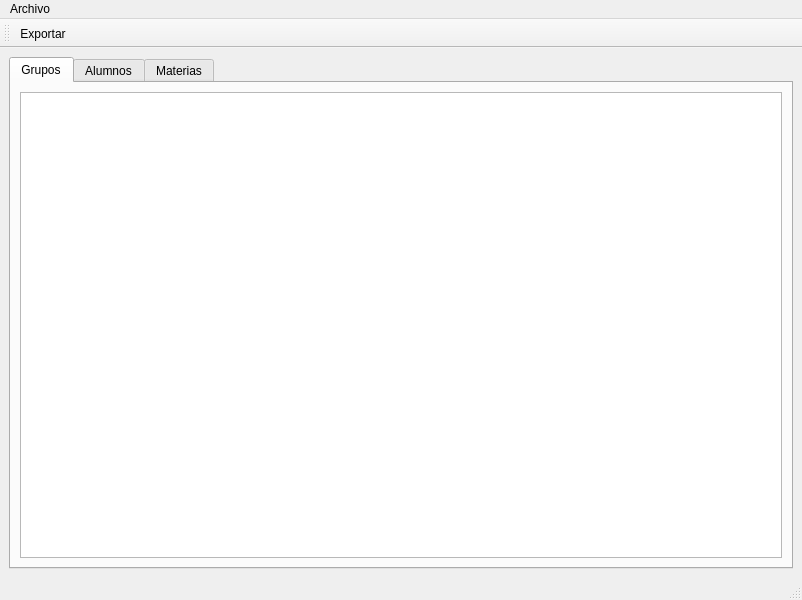
064xp/plano-pub, file src/modules/GUI/UIBase/ResultadosForm.ui: the form before one commit.
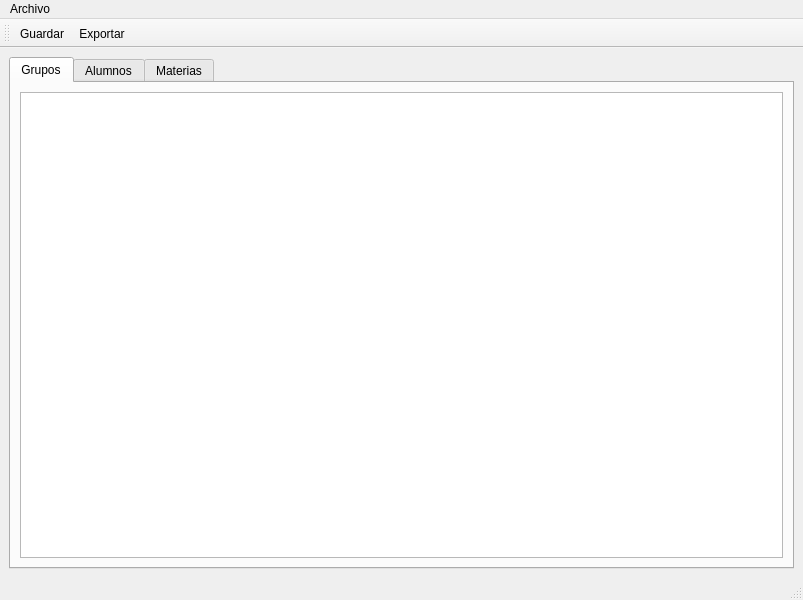
The form after the commit.

Commit message: Opcion para guardar analisis en archivo (sqlite).

```diff
--- a/src/modules/GUI/UIBase/ResultadosForm.ui
+++ b/src/modules/GUI/UIBase/ResultadosForm.ui
@@ -6,7 +6,7 @@
    <rect>
     <x>0</x>
     <y>0</y>
-    <width>802</width>
+    <width>803</width>
     <height>600</height>
    </rect>
   </property>
@@ -77,7 +77,7 @@
     <rect>
      <x>0</x>
      <y>0</y>
-     <width>802</width>
+     <width>803</width>
      <height>25</height>
     </rect>
    </property>
@@ -100,6 +100,7 @@
    <attribute name="toolBarBreak">
     <bool>false</bool>
    </attribute>
+   <addaction name="actionGuardar"/>
    <addaction name="actionExportar"/>
   </widget>
   <action name="actionExportar">
@@ -107,6 +108,11 @@
     <string>Exportar</string>
    </property>
   </action>
+  <action name="actionGuardar">
+   <property name="text">
+    <string>Guardar</string>
+   </property>
+  </action>
  </widget>
  <resources/>
  <connections/>
```
Left out of the diff: 1 changed line with no effect on the pictures. The commit also changes 10 other files.
